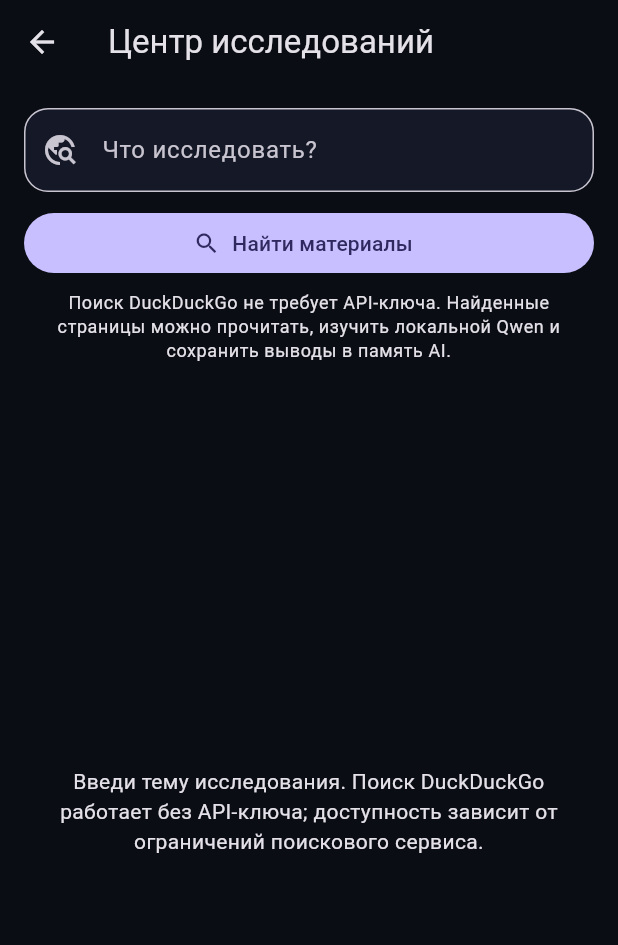
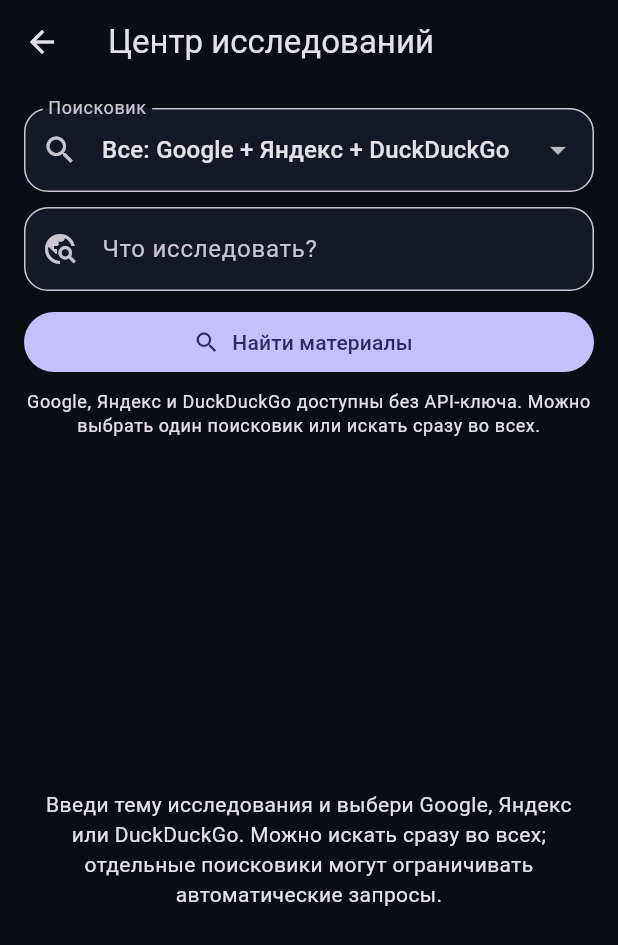
Before and after one commit to monstrvip-maker/Lab, a Flutter app: the WebResearchScreen screen opened directly, after a tap on "Найти материалы", on a phone screen of 412 x 824 dp. Shown: the top 945 px of the screen. Run offline on Flutter 3.47's test engine with Material 3 defaults, Android fonts, the phone set to English and light mode, and no system bars; our stand-ins replace file_picker, shared_preferences, sqflite; missing offline and left inert: llama_flutter_android; accounts and stored records are empty.

Commit message:
Add selectable Google Yandex and DuckDuckGo search UI

```diff
--- a/lib/features/research/web_research_screen.dart
+++ b/lib/features/research/web_research_screen.dart
@@ -18,6 +18,7 @@ class _WebResearchScreenState extends State<WebResearchScreen> {
   final _memory = MemoryRepository();
   final _query = TextEditingController();
   List<WebResearchResult> _results = [];
+  SearchProvider _provider = SearchProvider.all;
   bool _searching = false;
   String? _error;
   String? _studyingUrl;
@@ -40,7 +41,7 @@ class _WebResearchScreenState extends State<WebResearchScreen> {
     if (query.isEmpty || _searching) return;
     setState(() { _searching = true; _error = null; _results = []; });
     try {
-      final results = await _service.search(query);
+      final results = await _service.search(query, provider: _provider);
       if (mounted) setState(() => _results = results);
       if (results.isEmpty && mounted) setState(() => _error = 'По этому запросу ничего не найдено. Попробуйте изменить формулировку.');
     } catch (e) {
@@ -119,6 +120,20 @@ $pageText
     ),
     body: Column(children: [
       Padding(padding: const EdgeInsets.all(16), child: Column(children: [
+        DropdownButtonFormField<SearchProvider>(
+          value: _provider,
+          decoration: const InputDecoration(labelText: 'Поисковик', prefixIcon: Icon(Icons.search)),
+          items: const [
+            DropdownMenuItem(value: SearchProvider.all, child: Text('Все: Google + Яндекс + DuckDuckGo')),
+            DropdownMenuItem(value: SearchProvider.google, child: Text('Google')),
+            DropdownMenuItem(value: SearchProvider.yandex, child: Text('Яндекс')),
+            DropdownMenuItem(value: SearchProvider.duckDuckGo, child: Text('DuckDuckGo')),
+          ],
+          onChanged: _searching ? null : (value) {
+            if (value != null) setState(() => _provider = value);
+          },
+        ),
+        const SizedBox(height: 10),
         TextField(
           controller: _query,
           textInputAction: TextInputAction.search,
@@ -136,11 +151,11 @@ $pageText
           label: Text(_searching ? 'Ищем в интернете…' : 'Найти материалы'),
         )),
         const SizedBox(height: 8),
-        Text('Поиск DuckDuckGo не требует API-ключа. Найденные страницы можно прочитать, изучить локальной Qwen и сохранить выводы в память AI.', style: Theme.of(context).textTheme.bodySmall, textAlign: TextAlign.center),
+        Text('Google, Яндекс и DuckDuckGo доступны без API-ключа. Можно выбрать один поисковик или искать сразу во всех.', style: Theme.of(context).textTheme.bodySmall, textAlign: TextAlign.center),
       ])),
       if (_error != null) Padding(padding: const EdgeInsets.symmetric(horizontal: 16), child: Text(_error!, style: TextStyle(color: Theme.of(context).colorScheme.error))),
       Expanded(child: _results.isEmpty
-        ? Center(child: Padding(padding: const EdgeInsets.all(28), child: Text(_searching ? 'Выполняется поиск…' : 'Введи тему исследования. Поиск DuckDuckGo работает без API-ключа; доступность зависит от ограничений поискового сервиса.', textAlign: TextAlign.center)))
+        ? Center(child: Padding(padding: const EdgeInsets.all(28), child: Text(_searching ? 'Выполняется поиск…' : 'Введи тему исследования и выбери Google, Яндекс или DuckDuckGo. Можно искать сразу во всех; отдельные поисковики могут ограничивать автоматические запросы.', textAlign: TextAlign.center)))
         : ListView.separated(
             padding: const EdgeInsets.fromLTRB(16, 0, 16, 24),
             itemCount: _results.length,
@@ -150,6 +165,7 @@ $pageText
               final busy = _studyingUrl == result.url;
               return Card(child: Padding(padding: const EdgeInsets.all(12), child: Column(crossAxisAlignment: CrossAxisAlignment.start, children: [
                 Text(result.title, style: Theme.of(context).textTheme.titleMedium),
+                Text(result.provider, style: Theme.of(context).textTheme.labelSmall),
                 const SizedBox(height: 6),
                 Text(result.snippet),
                 const SizedBox(height: 6),
```
